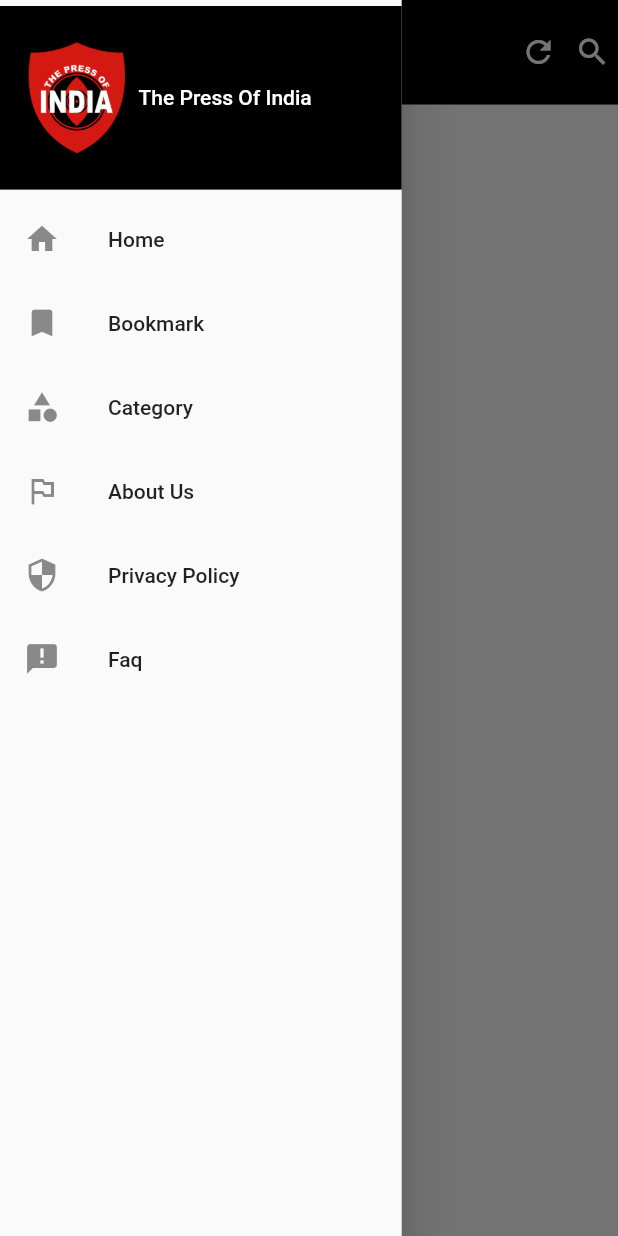
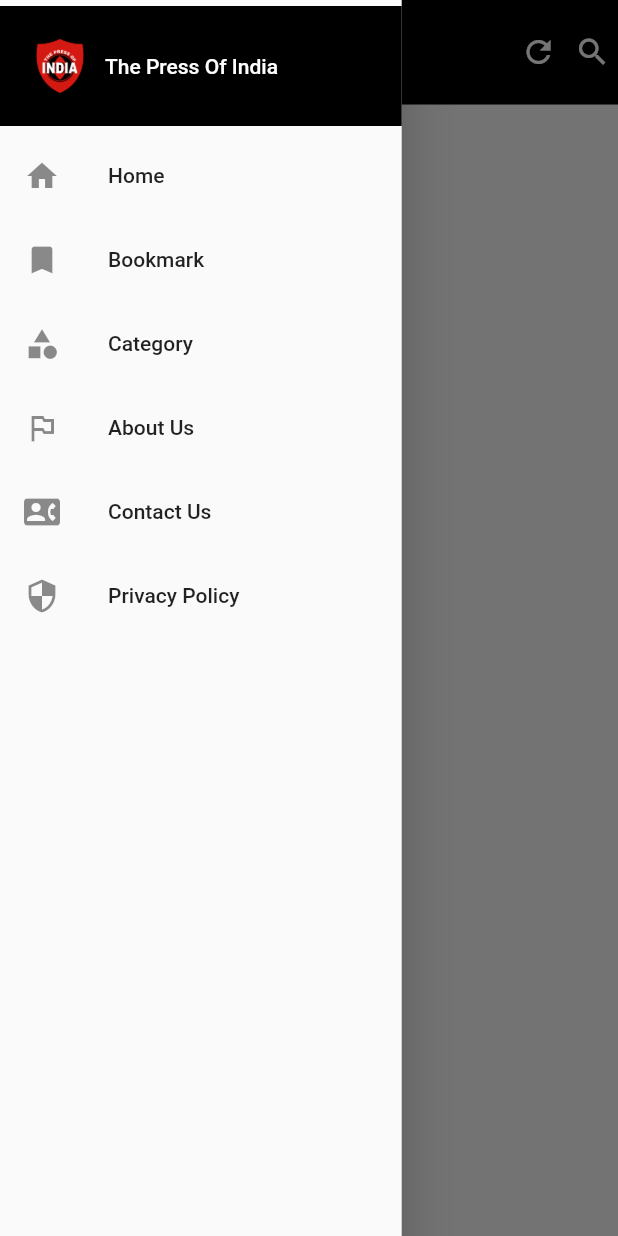
Before and after one commit to arun-prajapati/tpoinew, a Flutter app: the BookmarkPage screen opened by its route, with the side drawer open, on a phone screen of 412 x 824 dp. Run offline on Flutter 3.47's test engine with Material 2 defaults, Android fonts, the phone set to English and light mode, and no system bars; our stand-ins replace auto_animated, cached_network_image, carousel_slider, firebase_core, firebase_messaging, flutter_html and 6 more; accounts and stored records are empty; network calls fail.

Commit message:
All changes done

```diff
--- a/lib/CustomFile/Customdrawer.dart
+++ b/lib/CustomFile/Customdrawer.dart
@@ -52,26 +52,23 @@ class CustomDrawer extends StatelessWidget {
                 title: Column(
                   children: [
                     Container(
+                      height: 80,
                       color: Colors.black,
                       child: Padding(
                         padding: const EdgeInsets.symmetric(
                             vertical: 20, horizontal: 10),
                         child: Row(
                           children: [
-                            Container(
-                                height:
-                                    MediaQuery.of(context).size.height * 0.1,
-                                width: MediaQuery.of(context).size.width * 0.2,
-                                decoration: new BoxDecoration(
-                                    image: new DecorationImage(
-                                  image:
-                                      new AssetImage("assets/images/logo.png"),
-                                  fit: BoxFit.contain,
-                                ))),
-                            Text(
-                              "The Press Of India",
-                              style: TextStyle(color: Colors.white),
-                            )
+                            Row(
+                              children: [
+                                Image.asset('assets/images/logo.png',
+                                    height: 60, width: 60),
+                                Text(
+                                  "The Press Of India",
+                                  style: TextStyle(color: Colors.white),
+                                )
+                              ],
+                            ),
                           ],
                         ),
                       ),
@@ -111,20 +108,20 @@ class CustomDrawer extends StatelessWidget {
                       },
                     ),
                     ListTile(
+                      leading: Icon(
+                        Icons.contact_phone,
+                      ),
+                      title: Text("Contact Us"),
+                      onTap: () {
+                        //  Global.activePage = Global.faqPage;
+                        //   Navigator.of(context).pushNamed('staticPage');
+                      },
+                    ),
+                    ListTile(
                       leading: Icon(Icons.security),
                       title: Text("Privacy Policy"),
                       onTap: () {
                         Global.activePage = Global.privacyPolicPage;
-                        Navigator.of(context).pushNamed('staticPage');
-                      },
-                    ),
-                    ListTile(
-                      leading: Icon(
-                        Icons.announcement,
-                      ),
-                      title: Text("Faq"),
-                      onTap: () {
-                        Global.activePage = Global.faqPage;
                         Navigator.of(context).pushNamed('staticPage');
                       },
                     ),
--- a/pubspec.yaml
+++ b/pubspec.yaml
@@ -48,10 +48,14 @@ dependencies:
   path_provider: ^2.0.2
   permission_handler: ^8.1.4+2
 
-  auto_animated: ^3.0.0
+  auto_animated: ^3.0.1
+
   screenshot: ^1.2.3
 
   gallery_saver: ^2.3.2
+  platform: ^3.1.0
+  visibility_detector: ^0.2.2
+
 
 
 dev_dependencies:
```
Also changed, not shown: lib/CustomFile/CustomtextTitle.dart (+11 -9 lines), lib/Screens/HomeNewsMainPage.dart (+28 -23 lines), lib/widgets/MajorPost.dart (+68 -62 lines), pubspec.lock.
